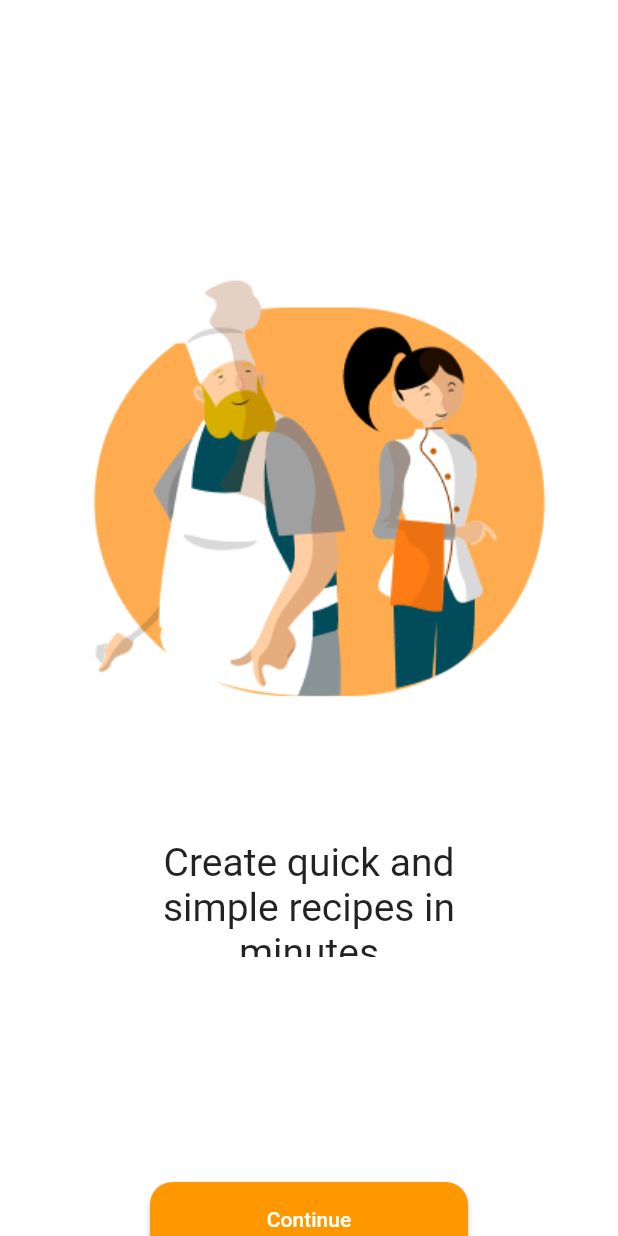
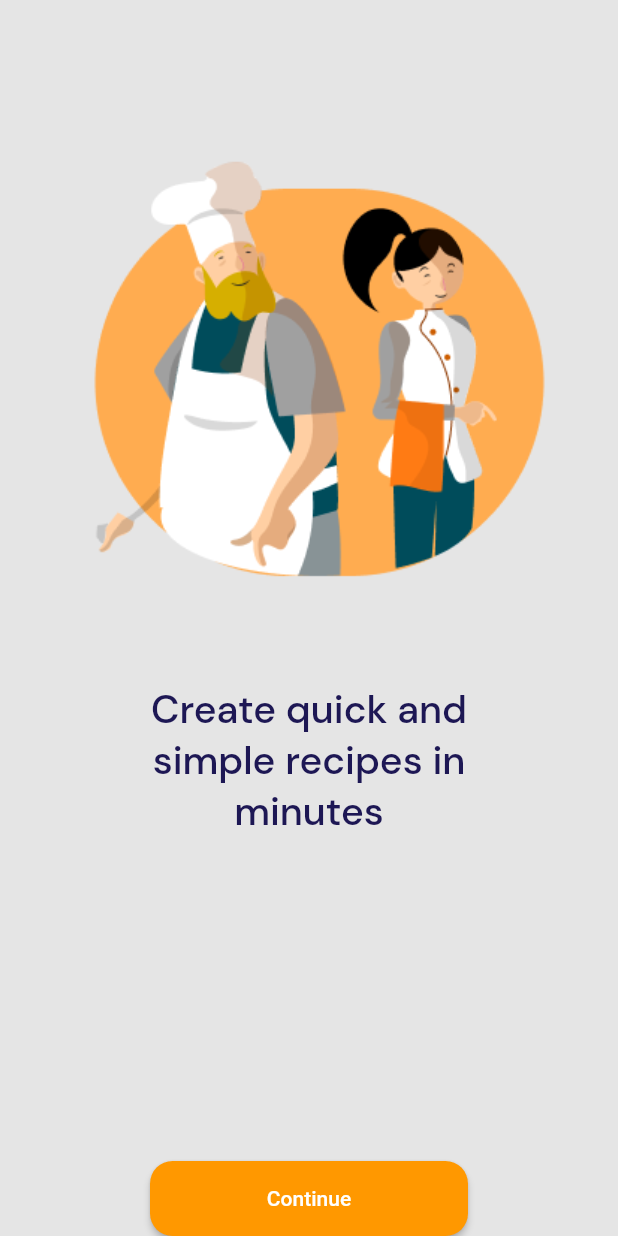
Before and after one commit to hngi/TEAM-FALCON-Mobile, a Flutter app: the Onboarding screen opened directly, on a phone screen of 412 x 824 dp. Run offline on Flutter 3.47's test engine with Material 2 defaults, Android fonts, the phone set to English and light mode, and no system bars; our stand-ins replace dotted_border, flutter_svg, get, get_it, jiffy, logger and 4 more; missing offline and left inert: mockito; accounts and stored records are empty.

Commit message:
Improved all UI

```diff
--- a/how_to_recipes/lib/main.dart
+++ b/how_to_recipes/lib/main.dart
@@ -30,7 +30,7 @@ class MyApp extends StatelessWidget {
     return MaterialApp(
       title: 'Flutter Demo',
       theme: ThemeData.light(),
-      home: ViewSteps(),
+      home: AddSteps(),
       //home: SavedRecipesScreen(),
     );
 
--- a/how_to_recipes/lib/ui/screens/onboarding.dart
+++ b/how_to_recipes/lib/ui/screens/onboarding.dart
@@ -1,52 +1,65 @@
 import 'package:smooth_page_indicator/smooth_page_indicator.dart';
 import 'package:flutter/material.dart';
+import 'package:how_to_recipes/ui/ui_helper.dart';
 
 class Onboarding extends StatefulWidget {
-
   @override
   _OnboardingState createState() => _OnboardingState();
-
 }
 
 class _OnboardingState extends State<Onboarding> {
-  bool pressed=false;
+  bool pressed = false;
   PageController _pageController;
 
   @override
-  void initState(){
+  void initState() {
     super.initState();
-    _pageController= PageController();
+    _pageController = PageController();
   }
 
   @override
   Widget build(BuildContext context) {
     return Scaffold(
+      backgroundColor: Constants.lightBG,
       body: Center(
-          child:PageView(
+        child: PageView(
           children: <Widget>[
-              Scaffold(
-                backgroundColor: Colors.white,
-                body: Container(margin: EdgeInsets.only(
-                  top: 150),
-
+            SafeArea(
+              child: Scaffold(
+                backgroundColor: Constants.lightBG,
+                body: Container(
                   child: Column(
+                    crossAxisAlignment: CrossAxisAlignment.center,
                     children: <Widget>[
-                      Align(alignment: Alignment.topCenter,
-                        child:Image.asset('assets/images/group267.png'),
+                      Expanded(
+                        flex: 5,
+                        child: Image(
+                          alignment: Alignment.bottomCenter,
+                          height: 320.0,
+                          width: 322.0,
+                          image: AssetImage('assets/images/group267.png'),
+                        ),
+                      ),
+                      Expanded(
+                        flex: 3,
+                        child: Container(
+                          alignment: Alignment.center,
+                          width: 212.0,
+                          // height: 78.0,
+                          child:
+                              Text('Create quick and simple recipes in minutes',
+                                  style: TextStyle(
+                                    fontSize: 26,
+                                    color: Constants.weirdBlue,
+                                    fontFamily: Constants.kfont,
+                                  ),
+                                  textAlign: TextAlign.center),
+                        ),
                       ),
                       Container(
-                        margin: EdgeInsets.only(top:90),
-                        width: 212.0,
-                        height: 78.0,
-                        child: Text('Create quick and simple recipes in minutes',
-                        style: TextStyle(fontSize: 26),
-                        textAlign: TextAlign.center),
-                      ),
-
-                      Container(
-                        height:200,
+                        height: 200,
                         alignment: Alignment.bottomCenter,
-                        child:ButtonTheme(
+                        child: ButtonTheme(
                           minWidth: 212.0,
                           height: 50.0,
                           child: RaisedButton(
@@ -62,56 +75,74 @@ class _OnboardingState extends State<Onboarding> {
                             },
                           ),
                         ),
-
                       )
-
                     ],
                   ),
                 ),
               ),
-
-              Scaffold(
-                backgroundColor: Colors.white,
-                body: Container(margin: EdgeInsets.only(
-                  top: 120),
+            ),
+            SafeArea(
+              child: Scaffold(
+                backgroundColor: Constants.lightBG,
+                body: Container(
                   alignment: Alignment.center,
                   child: Column(
                     children: <Widget>[
-                    Container(
-                      margin: EdgeInsets.only(
-                  bottom: 50),
-
+                      Expanded(
+                        flex: 2,
+                        child: Container(
+                          alignment: Alignment.bottomCenter,
+                          padding: EdgeInsets.only(bottom: 30.0),
                           height: 52,
                           width: 212,
-                      child: Text('Hi, Can we please have your name?',
-                        style: TextStyle(fontSize: 26),
+                          child: Text(
+                            'Hi, Can we please have your name?',
+                            style: TextStyle(
+                              fontSize: 24,
+                              color: Constants.weirdBlue,
+                              fontFamily: 'DMSans',
+                            ),
                             textAlign: TextAlign.center,
                           ),
                         ),
-
-                    Align(alignment: Alignment.bottomCenter,
-                      child:Image.asset('assets/images/group265.png'),
                       ),
-                    Container(
-                      decoration: BoxDecoration(border: Border.all(color: Colors.black), borderRadius: BorderRadius.all(Radius.circular(15))
+                      Expanded(
+                        flex: 2,
+                        child: Image(
+                          alignment: Alignment.bottomCenter,
+                          height: 198.0,
+                          width: 198.0,
+                          image: AssetImage('assets/images/group265.png'),
                         ),
+                      ),
+                      Expanded(
+                        flex: 2,
+                        child: Container(
+                          alignment: Alignment.topCenter,
+                          child: Container(
+                            alignment: Alignment.center,
+                            decoration: BoxDecoration(
+                                border: Border.all(color: Colors.black),
+                                borderRadius:
+                                    BorderRadius.all(Radius.circular(15))),
                             width: 366,
                             height: 50,
-                      margin: EdgeInsets.only(top:50),
+                            margin: EdgeInsets.only(top: 50),
                             child: TextField(
                               decoration: InputDecoration(
                                 hintText: '  Preferred display name',
                               ),
                             ),
                           ),
-
+                        ),
+                      ),
                       Container(
-                      height:300,
+                        height: 200,
                         alignment: Alignment.bottomCenter,
-                      child :ButtonTheme(
+                        child: ButtonTheme(
                           minWidth: 212.0,
                           height: 50.0,
-                        child:RaisedButton(
+                          child: RaisedButton(
                             shape: RoundedRectangleBorder(
                                 borderRadius: BorderRadius.circular(15)),
                             child: Text('Get Started'),
@@ -129,6 +160,7 @@ class _OnboardingState extends State<Onboarding> {
                   ),
                 ),
               ),
+            ),
           ],
         ),
       ),
--- a/how_to_recipes/lib/ui/screens/splash_screen.dart
+++ b/how_to_recipes/lib/ui/screens/splash_screen.dart
@@ -1,5 +1,6 @@
 import 'package:flutter/cupertino.dart';
 import 'package:flutter/material.dart';
+import 'package:how_to_recipes/ui/ui_helper.dart';
 
 class SplashScreen extends StatelessWidget {
   @override
@@ -24,7 +25,8 @@ class SplashScreen extends StatelessWidget {
             style: TextStyle(
                 fontFamily: 'DMSans',
                 fontWeight: FontWeight.w500,
-                fontSize: 24.0),
+                fontSize: 24.0,
+                color: Constants.weirdBlue),
             textAlign: TextAlign.center,
           )
         ],
--- a/how_to_recipes/lib/ui/screens/widget/round_rectangular_button.dart
+++ b/how_to_recipes/lib/ui/screens/widget/round_rectangular_button.dart
@@ -1,4 +1,6 @@
 import 'package:flutter/material.dart';
+
+import '../../ui_helper.dart';
 
 class RoundRectangularButton extends StatelessWidget {
   final double radius;
@@ -27,6 +29,7 @@ class RoundRectangularButton extends StatelessWidget {
               style: TextStyle(
                 fontSize: 18.0,
                 color: Colors.white,
+                                      fontFamily: Constants.kfont
               ),
           ),
 
--- a/how_to_recipes/lib/ui/screens/widget/trans_app_bar.dart
+++ b/how_to_recipes/lib/ui/screens/widget/trans_app_bar.dart
@@ -1,4 +1,5 @@
 import 'package:flutter/material.dart';
+import 'package:how_to_recipes/ui/ui_helper.dart';
 
 class TransAppBar extends StatelessWidget implements PreferredSizeWidget {
   final List<Widget> actions;
@@ -14,7 +15,10 @@ class TransAppBar extends StatelessWidget implements PreferredSizeWidget {
         elevation: 0,
         title: Text(
           title,
-          style: TextStyle(fontSize: 24.0, color: Colors.black),
+          style: TextStyle(
+              fontSize: 24.0,
+              color: Constants.weirdBlue,
+              fontFamily: Constants.kfont),
         ),
         actions: actions);
   }
--- a/how_to_recipes/lib/ui/ui_helper.dart
+++ b/how_to_recipes/lib/ui/ui_helper.dart
@@ -6,13 +6,17 @@ class Constants {
   static String appName = "GEWC Mobile";
 
   //Colors for theme
-  static Color lightPrimary = Color(0xfffcfcff);
+  static Color lightPrimary = Color(0xffE5E5E5);
   static Color darkPrimary = Colors.black;
   static Color lightAccent = Colors.black;
   static Color darkAccent = Colors.white;
-  static Color lightBG = Color(0xfffcfcff);
+  static Color lightBG = Color(0xffE5E5E5);
   static Color darkBG = Colors.black;
   static Color badgeColor = Colors.red;
+  static Color weirdBlue = Color(0xff1D1754);
+  static Color lightOrange = Color(0xFFFFAC50);
+
+  static const kfont = 'DMSans';
 
   static const kPaddingS = 8.0;
   static const kPaddingM = 16.0;
@@ -63,7 +67,6 @@ class Constants {
   );
 }
 
-
 class AppStateNotifier extends ChangeNotifier {
   final keystorage = locator<KeyStorageService>();
 
--- a/how_to_recipes/pubspec.yaml
+++ b/how_to_recipes/pubspec.yaml
@@ -28,12 +28,12 @@ dependencies:
   # State management
   stacked: ^1.5.4
 
-
   # The following adds the Cupertino Icons font to your application.
   # Use with the CupertinoIcons class for iOS style icons.
   cupertino_icons: ^0.1.3
   shared_preferences: ^0.5.7+3
   provider: ^4.1.2
+  dotted_border: ^1.0.5
   google_fonts: ^1.1.0
   get_it: ^4.0.2
   get: ^2.5.6
```
Also changed, not shown: how_to_recipes/lib/ui/screens/add_steps.dart (+43 -27 lines), how_to_recipes/lib/ui/screens/saved_recipes_screen.dart (+11 -17 lines), how_to_recipes/assets/images/camera.svg (added), how_to_recipes/pubspec.lock. Lines whose indentation alone changed are shown as unchanged.
